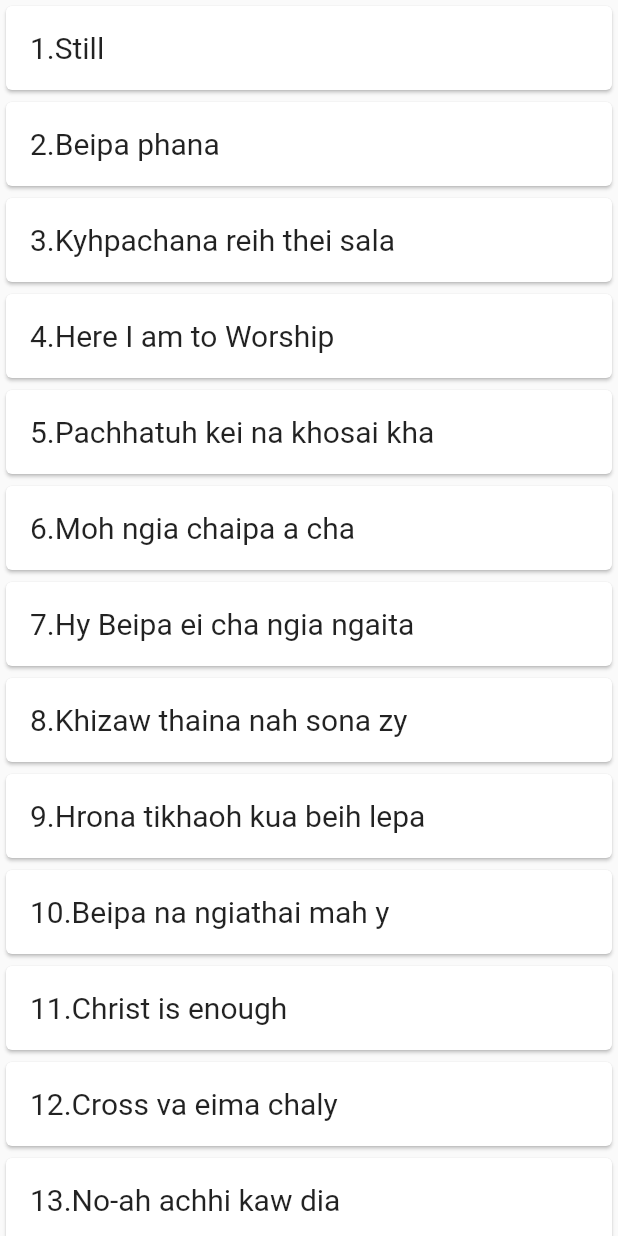
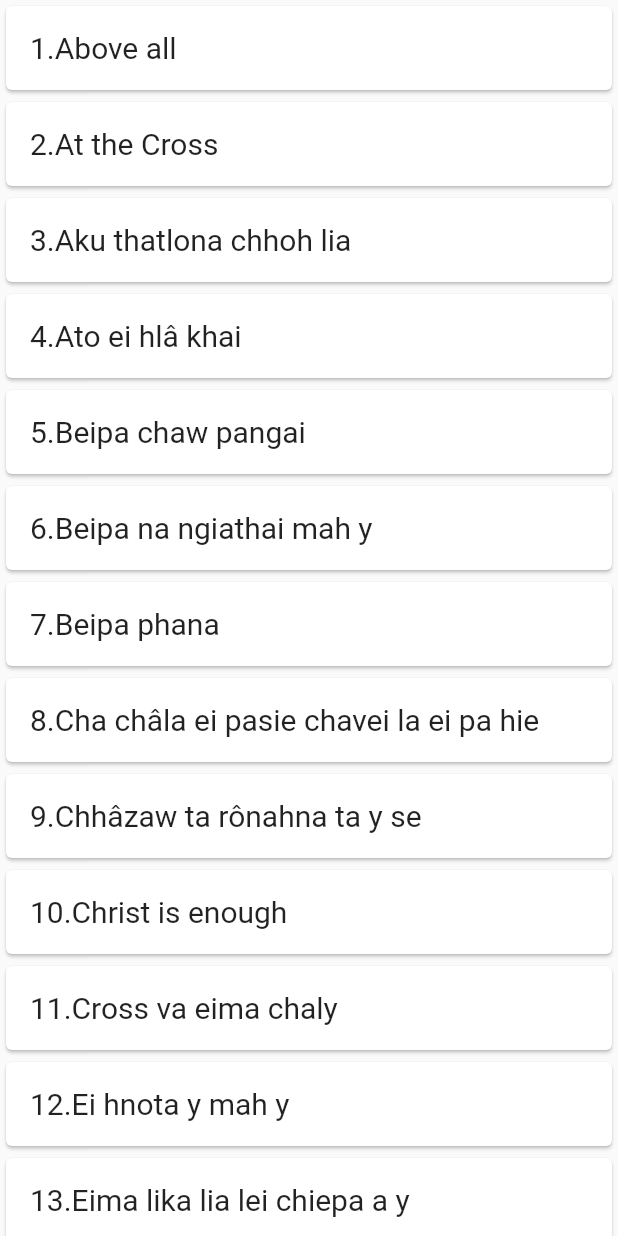
Before and after one commit to stevenfachhai/wlm, a Flutter app: the TitlesScreen screen opened directly, on a phone screen of 412 x 824 dp. Run offline on Flutter 3.47's test engine with Material 2 defaults, Android fonts, the phone set to English and light mode, and no system bars.

Commit message:
change song titles

```diff
--- a/lib/song/song_titles.dart
+++ b/lib/song/song_titles.dart
@@ -1,92 +1,103 @@
 const maraSongTitles = [
-  '1.Still',
-  '2.Beipa phana',
-  '3.Kyhpachana reih thei sala',
-  '4.Here I am to Worship',
-  '5.Pachhatuh kei na khosai kha',
-  '6.Moh ngia chaipa a cha',
-  '7.Hy Beipa ei cha ngia ngaita',
-  '8.Khizaw thaina nah sona zy',
-  '9.Hrona tikhaoh kua beih lepa',
-  '10.Beipa na ngiathai mah y',
-  '11.Christ is enough',
-  '12.Cross va eima chaly',
-  '13.No-ah achhi kaw dia',
-  '14.Sakhih dâhphipa hawh Beipa',
-  '15.At the Cross',
-  '16.Eina chhi tyh',
-  '17.Aku thatlona chhoh lia',
-  '18.Hy Khazoh na',
-  '19.Khazohpa na hniapa',
-  '20.Na hro lia lyna na kho ma',
-  '21.Ei reithai lyma aw',
-  '22.Cha châla ei pasie chavei la ei pa hie',
-  '23.Hmotaotheina zy',
-  '24.Khizaw hmozy hma pata',
-  '25.Na molei phaohri pahlei na kho ma',
-  '26.Thlapa pathai',
-  '27.Zisu ei viasa pha chai',
-  '28.Above all',
-  '29.Na ngiathai ma y',
-  '30.Ato ei hlâ khai',
-  '31.Lyna chota ei chakao aw',
-  '32.My redeemer Lives',
-  '33.Molei hmohri phao penaw',
-  '34.Hy rôhna chai',
-  '35.Ei hnota y mah y',
-  '36.Ei sâh hlupi',
-  '37.The blessing',
-  '38.Pathipalô molei chiepa',
-  '39.Hallelujah',
-  '40.Chhâzaw ta rônahna ta y se',
-  '41.Beipa chaw pangai',
-  '42.Imanuel thari tawhta',
-  '43.Pakho teh u',
-  '44.Einâ chhina maih ei sie aw',
-  '45.Hmoto ei taothei',
-  '46.Khizaw he lri hrasa',
-  '47.Eima lika lia lei chiepa a y',
-  '48.Hy Bei Khazoh na hmotao pa zydua',
-  '49.Ngiachhi chakao raihria liata',
-  '50. Kalvari lia Pachhatuh moh la',
-];
+  '1.Above all',
+  '2.At the Cross',
+  '3.Aku thatlona chhoh lia',
+  '4.Ato ei hlâ khai',
+  '5.Beipa chaw pangai',
+  '6.Beipa na ngiathai mah y',
+  '7.Beipa phana',
+
+  '8.Cha châla ei pasie chavei la ei pa hie',
+  '9.Chhâzaw ta rônahna ta y se',
+  '10.Christ is enough',
+  '11.Cross va eima chaly',
+
+  '12.Ei hnota y mah y',
+  '13.Eima lika lia lei chiepa a y',
+  '14.Eina chhi tyh',
+  '15.Einâ chhina maih ei sie aw',
+  '16.Ei sâh hlupi',
+  '17.Ei reithai lyma aw',
+
+  '18.Hallelujah',
+  '19.Here I am to Worship',
+  '20.Hmoto ei taothei',
+  '21.Hmotaotheina zy',
+  '22.Hrona tikhaoh kua beih lepa',
+  '23.Hy Beipa ei cha ngia ngaita',
+  '24.Hy Bei Khazoh na hmotao pa zydua',
+  '25.Hy Khazoh na',
+  '26.Hy rôhna chai',
+
+  '27.Imanuel thari tawhta',
+
+  '28.Kalvari lia Pachhatuh moh la',
+  '29.Khazohpa na hniapa',
+  '30.Khizaw hmozy hma pata',
+  '31.Khizaw thaina nah sona zy',
+  '32.Khizaw he lei hrasa',
+  '33.Kyhpachana reih thei sala',
+
+  '34.Lyna chota ei chakao aw',
+
+   '35.Moh ngia chaipa a cha',
+  '36.Molei hmohri phao penaw',
+  '37.My redeemer Lives',
+
+  '38.Na hro lia lyna na kho ma',
+  '39.Na molei phaohri pahlei na kho ma',
+  '40.Na ngiathai ma y',
+  '41.Ngiachhi chakao raihria liata',
+  '42.No-ah achhi kaw dia',
+
+  '43.Pachhatuh kei na khosai kha',
+  '44.Pathipalô molei chiepa',
+  '45.Pakho teh u',
+
+  '46.Sakhih dâhphipa hawh Beipa',
+  '47.Still',
+
+  '48.Thlapa pathai',
+  '49.The blessing',
+
+ '50.Zisu ei viasa pha chai',
+  ];
 
 const mizoSongTitles = [
-'1.	Nang ka Himna I ni si',
-'2.	Tlawm lua mah la',
-'3.	Min tiharh leh rawh',
-'4.	Min hmangaih loh I thei lo',
-'5.	Nazareth',
-'6.	I hlu ani',
-'7.	Nitin hian',
-'8.	Rimawi ropui ber',
-'9.	Ka lawm e isu',
-'10.	Engtia awm thei nge?',
+'1.  Ani chuan kan thiltih angte ni loin',
+'2.  El Dorado',
+'3.	Engtia awm thei nge?',
+'4.  Eng nge ka lungngaih ang',
+'5.	Hmangaih tu',
+'6.  He khawvel leh a ropuina te',
+'7.  Hringnun kan zin kawngah hian',
+'8.	I hlu ani',
+'9.	I lam kan lo hawi',
+'10.	Ka lawm e isu',
 '11.	Ka thupui ber',
-'12.	Thlei bîk a nei lo',
-'13.	Hmangaih tu',
-'14.	I lam kan lo hawi',
-'15.	Ka lawm e Lalpa',
-'16.	Min chhungkhat la',
-'17.  Ka dai zel dawn',
-'18.  Nang fak zel che',
-'19.  Ka thlarau a chawm leh thin',
-'20.  Eng nge ka lungngaih ang',
-'21.  Min hmangaih si a',
-'22.  El Dorado',
-'23.  Nitin in',
-'24.  Sual Setanan rei tak min lo bum',
-'25.  Nawmsaknate zawngin ka tlan thin',
-'26.  Hringnun kan zin kawngah hian',
-'27.  He khawvel leh a ropuina te',
-'28.  Kum tam tak chhung hmangaihtu hre lo in',
-'29.  Ka Lalpa min hruaina hi',
-'30.  Sualbumna lamtluang zawhin',
-'31.  Nang nen chuan',
-'32.  Thian tha ber Isua',
-'33.  Lei hringnun khualzin kawngah hian',
-'34.  Min hruai la ka zui ang che',
-'35.  Ka tling si lo',
-
-
+'12.	Ka lawm e Lalpa',
+'13.  Ka dai zel dawn',
+'14.  Ka tling si lo',
+'15.  Ka thlarau a chawm leh thin',
+'16.  Ka Lalpa min hruaina hi',
+'17.  Kum tam tak chhung hmangaihtu hre lo in',
+'18.  Lei hringnun khualzin kawngah hian',
+'19.	Min tiharh leh rawh',
+'20.	Min hmangaih loh I thei lo',
+'21.	Min chhungkhat la',
+'22.  Min hmangaih si a',
+'23.  Min hruai la ka zui ang che',
+'24.	Nang ka Himna I ni si',
+'25.	Nazareth',
+'26.  Nang fak zel che',
+'27.	Nitin hian',
+'28.  Nang nen chuan',
+'29.  Nawmsaknate zawngin ka tlan thin',
+'30.  Nitin in',
+'31.	Rimawi ropui ber',
+'32.  Sual Setanan rei tak min lo bum',
+'33.  Sualbumna lamtluang zawhin',
+'34.	Tlawm lua mah la',
+'35.	Thlei bîk a nei lo',
+'36.  Thian tha ber Isua',
 ];
```
Also changed, not shown: lib/song/song_lyric.dart (+179 -104 lines).
